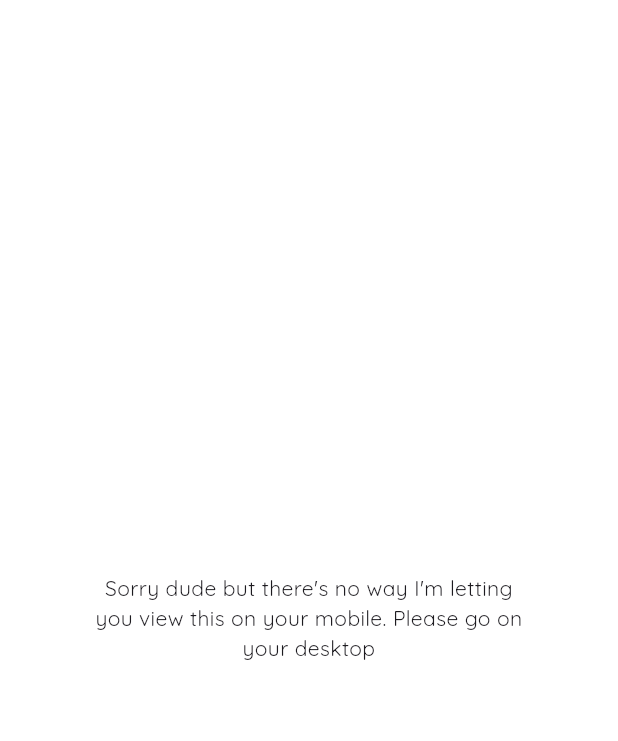
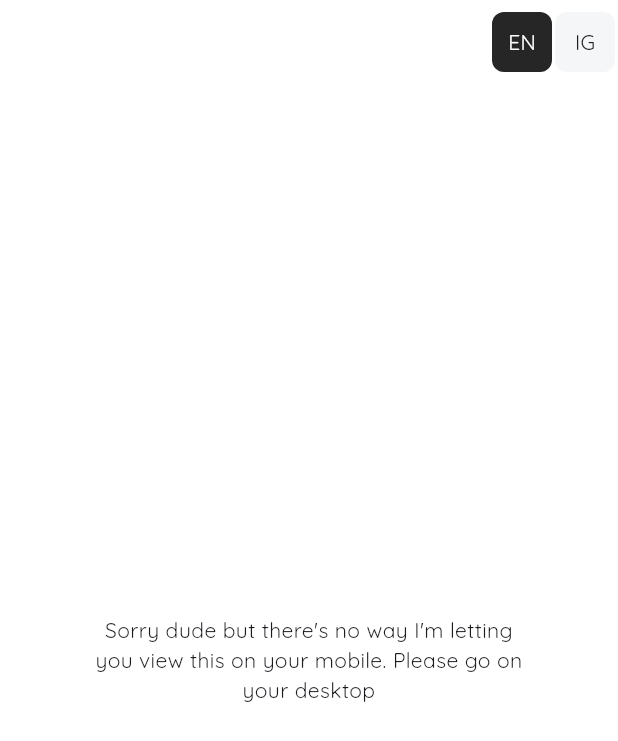
Before and after one commit to Crazelu/status, a Flutter app: the screen it shows after launch, on a phone screen of 412 x 824 dp. Shown: the top 741 px of the screen. Run offline on Flutter 3.47's test engine with Material 3 defaults, Android fonts, the light colour scheme and no system bars; our stand-ins replace auto_size_text, dio, dotted_border, equatable, flutter_secure_storage, get_it and 5 more; missing offline and left inert: flutter_dialog_manager, universal_html.

Commit message:
feat: adds localization toggle buttons and reloads page when locale is changed

```diff
--- a/lib/core/app/app.dart
+++ b/lib/core/app/app.dart
@@ -37,14 +37,19 @@ class _StatusAppState extends State<StatusApp> {
 
     return ViewModelProvider(
       create: () => LocalizationManager(cache: GetIt.I()),
+      initialize: (vm) => vm.initialize(),
       builder: (context) {
         final localizationManager = context.read<LocalizationManager>();
-        return ValueListenableBuilder(
-          valueListenable: localizationManager.currentLocale,
-          builder: (context, locale, _) {
-            return ValueListenableBuilder(
-              valueListenable: localizationManager.currentLocalizations,
-              builder: (context, localizations, _) {
+        return ListenableBuilder(
+          listenable: Listenable.merge([
+            localizationManager.currentLocalizations,
+            localizationManager.currentLocale,
+          ]),
+          builder: (context, _) {
+            final localizations =
+                localizationManager.currentLocalizations.value;
+            final locale = localizationManager.currentLocale.value;
+
             return DialogManager(
               dialogKey: GetIt.I<DialogHandler>().dialogKey,
               navigatorKey: _navigatorKey,
@@ -52,8 +57,8 @@ class _StatusAppState extends State<StatusApp> {
               child: MaterialApp(
                 debugShowCheckedModeBanner: false,
                 scrollBehavior: const _StatusScrollBehavior(),
-                    title: localizations?.luckysStatus ??
-                        context.locale.luckysStatus,
+                title:
+                    localizations?.luckysStatus ?? context.locale.luckysStatus,
                 theme: ThemeData(
                   extensions: <ThemeExtension>{
                     DayCardTheme.defaultTheme(),
@@ -91,13 +96,11 @@ class _StatusAppState extends State<StatusApp> {
                             ),
                             child: const Footer(),
                           ),
-                            )
+                        ),
                     ],
                   ),
                 ),
               ),
-                );
-              },
             );
           },
         );
--- a/lib/core/extensions/locale_extension.dart
+++ b/lib/core/extensions/locale_extension.dart
@@ -1,8 +1,11 @@
+import 'package:provider/provider.dart';
 import 'package:status/core/localization/app_localizations.dart';
 import 'package:status/core/localization/app_localizations_en.dart';
 import 'package:flutter/material.dart';
+import 'package:status/core/localization/localization_manager.dart';
 
 extension AppLocaleExtension on BuildContext {
   AppLocalizations get locale =>
-      AppLocalizations.of(this) ?? AppLocalizationsEn();
+      read<LocalizationManager>().currentLocalizations.value ??
+      AppLocalizationsEn();
 }
--- a/lib/core/localization/localization_manager.dart
+++ b/lib/core/localization/localization_manager.dart
@@ -26,9 +26,9 @@ class LocalizationManager extends BaseViewModel {
     _currentLocalizations.value = lookupAppLocalizations(locale);
   }
 
-  Future<void> changeLocal(Locale locale) {
+  Future<void> changeLocale(Locale locale) {
+    _currentLocalizations.value = lookupAppLocalizations(locale);
     _currentLocale.value = locale;
-    _currentLocalizations.value = lookupAppLocalizations(locale);
     return _cache.saveToCache(key: _localeKey, value: locale.languageCode);
   }
 
--- /dev/null
+++ b/lib/core/presentation/widgets/localization_toggle.dart
@@ -0,0 +1,74 @@
+import 'package:flutter/material.dart';
+import 'package:provider/provider.dart';
+import 'package:status/core/localization/app_localizations.dart';
+import 'package:status/core/localization/localization_manager.dart';
+import 'package:status/core/presentation/themes/day_card_theme.dart';
+import "package:universal_html/html.dart" as html;
+
+class LocalizationToggle extends StatelessWidget {
+  const LocalizationToggle({super.key});
+
+  @override
+  Widget build(BuildContext context) {
+    return Row(
+      children: [
+        for (final locale in AppLocalizations.supportedLocales)
+          _LocaleCard(key: ValueKey(locale), locale: locale)
+      ],
+    );
+  }
+}
+
+class _LocaleCard extends StatelessWidget {
+  const _LocaleCard({super.key, required this.locale});
+
+  final Locale locale;
+
+  @override
+  Widget build(BuildContext context) {
+    final theme = Theme.of(context).extension<DayCardTheme>()!;
+    final localizationManager = context.read<LocalizationManager>();
+
+    return ValueListenableBuilder(
+      valueListenable: localizationManager.currentLocale,
+      builder: (context, currentLocale, _) {
+        final selected = currentLocale == locale;
+
+        return Padding(
+          padding: const EdgeInsets.only(right: 2),
+          child: SizedBox(
+            height: 40,
+            width: 40,
+            child: Material(
+              color: selected
+                  ? theme.selectedBackgroundColor
+                  : theme.unselectedBackgroundColor,
+              shape: RoundedRectangleBorder(
+                borderRadius: BorderRadius.circular(8),
+              ),
+              child: InkWell(
+                onTap: () {
+                  localizationManager.changeLocale(locale);
+                  html.window.location.reload();
+                },
+                customBorder: RoundedRectangleBorder(
+                  borderRadius: BorderRadius.circular(8),
+                ),
+                child: Center(
+                  child: Text(
+                    locale.languageCode.toUpperCase(),
+                    style: TextStyle(
+                      color: selected
+                          ? theme.selectedPrimaryTextColor
+                          : theme.unselectedPrimaryTextColor,
+                    ),
+                  ),
+                ),
+              ),
+            ),
+          ),
+        );
+      },
+    );
+  }
+}
--- a/lib/features/home/presentation/pages/mobile_page.dart
+++ b/lib/features/home/presentation/pages/mobile_page.dart
@@ -1,5 +1,6 @@
 import 'package:flutter/material.dart';
 import 'package:status/core/extensions/locale_extension.dart';
+import 'package:status/core/presentation/widgets/localization_toggle.dart';
 
 class HomeMobilePage extends StatelessWidget {
   const HomeMobilePage({super.key});
@@ -7,6 +8,13 @@ class HomeMobilePage extends StatelessWidget {
   @override
   Widget build(BuildContext context) {
     return Scaffold(
+      appBar: AppBar(
+        backgroundColor: Colors.transparent,
+        elevation: 0,
+        actions: const [
+          LocalizationToggle(),
+        ],
+      ),
       body: Padding(
         padding: const EdgeInsets.symmetric(horizontal: 8),
         child: Center(
--- a/lib/features/home/presentation/widgets/date_header.dart
+++ b/lib/features/home/presentation/widgets/date_header.dart
@@ -1,6 +1,7 @@
 import 'package:flutter/material.dart';
 import 'package:phosphor_flutter/phosphor_flutter.dart';
 import 'package:provider/provider.dart';
+import 'package:status/core/presentation/widgets/localization_toggle.dart';
 import 'package:status/features/home/presentation/viewmodels/home_view_model.dart';
 import 'package:status/features/home/presentation/widgets/day_card.dart';
 
@@ -18,9 +19,9 @@ class DateHeader extends StatelessWidget {
       ),
       child: Column(
         children: [
-          Align(
-            alignment: Alignment.centerLeft,
-            child: ValueListenableBuilder(
+          Row(
+            children: [
+              ValueListenableBuilder(
                 valueListenable: viewModel.selectedDate,
                 builder: (context, selectedDate, _) {
                   return Text(
@@ -31,6 +32,9 @@ class DateHeader extends StatelessWidget {
                   );
                 },
               ),
+              const Spacer(),
+              const LocalizationToggle(),
+            ],
           ),
           const SizedBox(height: 24),
           ListenableBuilder(
--- a/pubspec.yaml
+++ b/pubspec.yaml
@@ -26,6 +26,7 @@ dependencies:
   phosphor_flutter: ^2.0.1
   auto_size_text: ^3.0.0
   dotted_border: ^2.1.0
+  universal_html: ^2.2.4
 
 dev_dependencies:
   flutter_test:
```
Also changed, not shown: pubspec.lock. Lines whose indentation alone changed are shown as unchanged.
